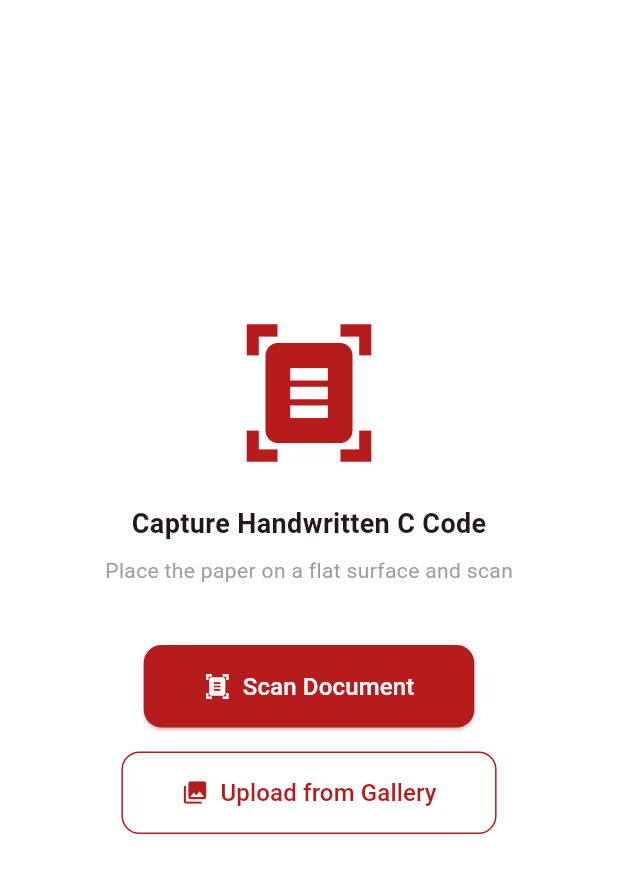
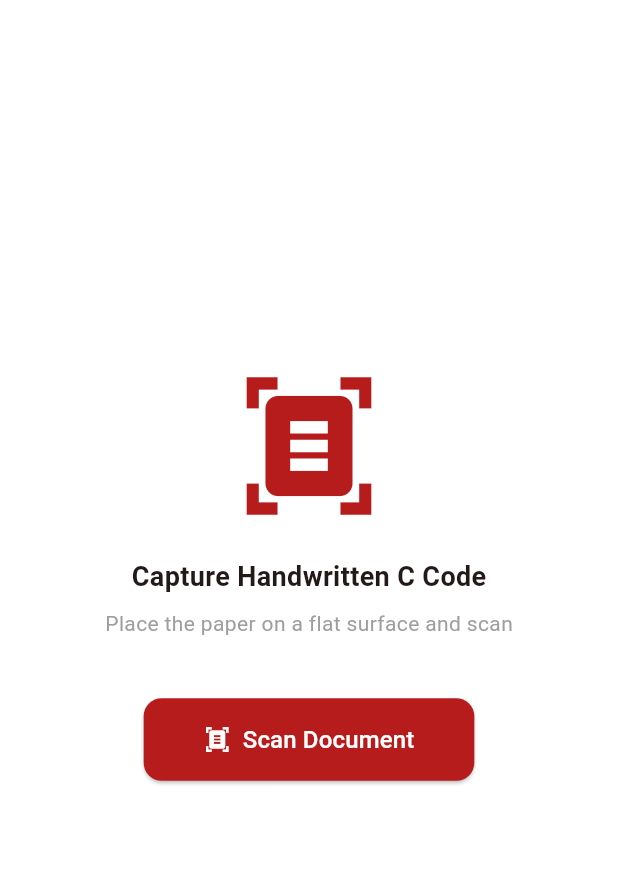
Before and after one commit to Francismarcnikko123/mAIstra, a Flutter app: the screen it shows after launch, after a tap on "Scan Document", on a phone screen of 412 x 824 dp, the part 84-977 px from its top. Run offline on Flutter 3.47's test engine with Material 3 defaults, Android fonts, the phone set to English and light mode, and no system bars; our stand-ins replace permission_handler, supabase_flutter; accounts and stored records are empty.

Commit message:
landscape spread detection, remove Enhance screen and gallery button

```diff
--- a/maistra_mobile/lib/screens/capture_screen.dart
+++ b/maistra_mobile/lib/screens/capture_screen.dart
@@ -18,7 +18,10 @@ class _CaptureScreenState extends State<CaptureScreen> {
 
   Future<void> _scanDocument() async {
     try {
-      final pictures = await CunningDocumentScanner.getPictures(noOfPages: 20);
+      final pictures = await CunningDocumentScanner.getPictures(
+        noOfPages: 20,
+        isGalleryImportAllowed: true,
+      );
       if (pictures == null || pictures.isEmpty) return;
       await _processPages(pictures);
     } catch (e) {
@@ -31,25 +34,7 @@ class _CaptureScreenState extends State<CaptureScreen> {
     }
   }
 
-  Future<void> _pickFromGallery() async {
-    try {
-      final pictures = await CunningDocumentScanner.getPictures(
-        isGalleryImportAllowed: true,
-        noOfPages: 20,
-      );
-      if (pictures == null || pictures.isEmpty) return;
-      await _processPages(pictures);
-    } catch (e) {
-      setState(() => _isProcessingBatch = false);
-      if (mounted) {
-        ScaffoldMessenger.of(context).showSnackBar(
-          SnackBar(content: Text('Upload error: $e'), backgroundColor: Colors.red),
-        );
-      }
-    }
-  }
-
-  Future<void> _processPages(List<String> paths) async {
+Future<void> _processPages(List<String> paths) async {
     setState(() => _isProcessingBatch = true);
 
     final items = <BatchItem>[];
@@ -107,18 +92,6 @@ class _CaptureScreenState extends State<CaptureScreen> {
               shape: RoundedRectangleBorder(borderRadius: BorderRadius.circular(12)),
             ),
           ),
-          const SizedBox(height: 16),
-          OutlinedButton.icon(
-            onPressed: _pickFromGallery,
-            icon: const Icon(Icons.photo_library, color: Color(0xFFB71C1C)),
-            label: const Text('Upload from Gallery',
-                style: TextStyle(color: Color(0xFFB71C1C), fontSize: 16)),
-            style: OutlinedButton.styleFrom(
-              padding: const EdgeInsets.symmetric(horizontal: 40, vertical: 16),
-              side: const BorderSide(color: Color(0xFFB71C1C)),
-              shape: RoundedRectangleBorder(borderRadius: BorderRadius.circular(12)),
-            ),
-          ),
         ],
       ),
     );
```
Also changed, not shown: 1 other file.
